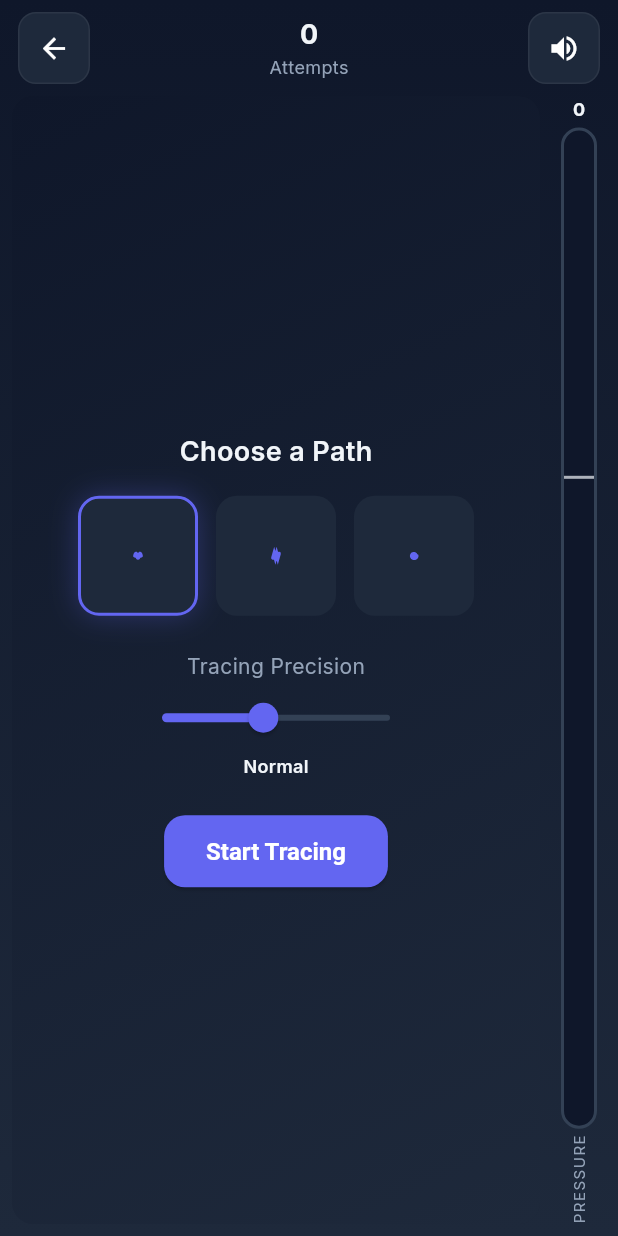
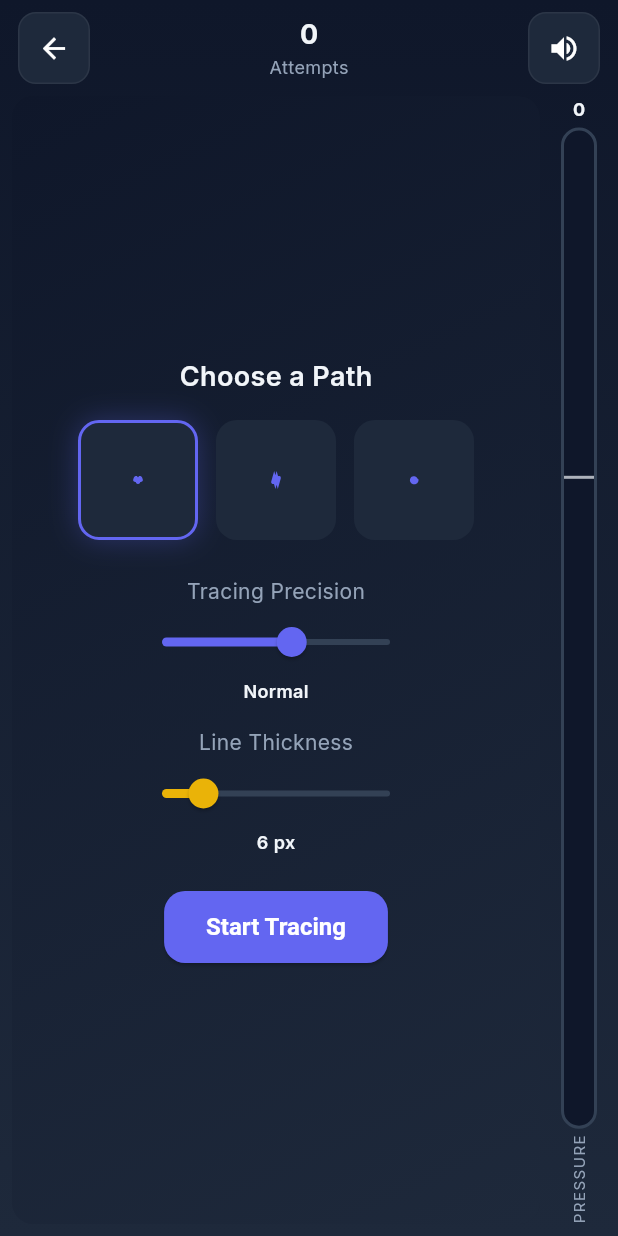
Before and after one commit to mahmud195/PressurePath-Game, a Flutter app: the GameScreen screen opened directly, on a phone screen of 412 x 824 dp. Run offline on Flutter 3.47's test engine with Material 3 defaults, Android fonts, the phone set to English and light mode, and no system bars; our stand-ins replace google_fonts, image_picker.

Commit message:
Update precision limit and add line thickness slider

```diff
--- a/pressure_path/lib/i18n/strings.dart
+++ b/pressure_path/lib/i18n/strings.dart
@@ -81,6 +81,7 @@ class I18n {
       'spiral': 'Spiral',
       'offTrack': 'You went off track!',
       'precision': 'Tracing Precision',
+      'thickness': 'Line Thickness',
       'strict': 'Strict (Exact)',
       'relaxed': 'Relaxed (Forgiving)',
       'normal': 'Normal',
@@ -164,6 +165,7 @@ class I18n {
       'spiral': 'حلزوني',
       'offTrack': 'لقد خرجت عن المسار!',
       'precision': 'دقة الرسم',
+      'thickness': 'حجم الخط',
       'strict': 'صارم (بالضبط)',
       'relaxed': 'مرن (يسمح بأخطاء)',
       'normal': 'عادي',
--- a/pressure_path/lib/screens/game_screen.dart
+++ b/pressure_path/lib/screens/game_screen.dart
@@ -8,6 +8,7 @@ import '../theme/app_theme.dart';
 class GameScreen extends StatefulWidget {
   final TrailPath? customTrail;
   static double globalTolerance = 35.0;
+  static double globalStrokeWidth = 6.0;
 
   const GameScreen({super.key, this.customTrail});
 
@@ -355,14 +356,32 @@ class _GameScreenState extends State<GameScreen> with SingleTickerProviderStateM
             width: 200,
             child: Slider(
               value: GameScreen.globalTolerance,
-              min: 15,
+              min: 2,
               max: 60,
               activeColor: AppColors.accent,
               onChanged: (v) => setState(() => GameScreen.globalTolerance = v),
             ),
           ),
           Text(
-            GameScreen.globalTolerance < 25 ? I18n.t('strict') : GameScreen.globalTolerance > 45 ? I18n.t('relaxed') : I18n.t('normal'),
+            GameScreen.globalTolerance < 10 ? I18n.t('strict') : GameScreen.globalTolerance > 45 ? I18n.t('relaxed') : I18n.t('normal'),
+            style: const TextStyle(fontSize: 12, fontWeight: FontWeight.w600),
+          ),
+          const SizedBox(height: 16),
+
+          Text(I18n.t('thickness'),
+              style: const TextStyle(fontSize: 14, color: AppColors.muted)),
+          SizedBox(
+            width: 200,
+            child: Slider(
+              value: GameScreen.globalStrokeWidth,
+              min: 2,
+              max: 24,
+              activeColor: AppColors.trailYellow,
+              onChanged: (v) => setState(() => GameScreen.globalStrokeWidth = v),
+            ),
+          ),
+          Text(
+            '${GameScreen.globalStrokeWidth.round()} px',
             style: const TextStyle(fontSize: 12, fontWeight: FontWeight.w600),
           ),
           const SizedBox(height: 24),
@@ -474,7 +493,7 @@ class _GameCanvasPainter extends CustomPainter {
       final cur = userTrail[i];
       final trailPaint = Paint()
         ..color = cur.color
-        ..strokeWidth = 4
+        ..strokeWidth = GameScreen.globalStrokeWidth
         ..strokeCap = StrokeCap.round;
       canvas.drawLine(prev.position, cur.position, trailPaint);
     }
```
Also changed, not shown: 2 other files.
